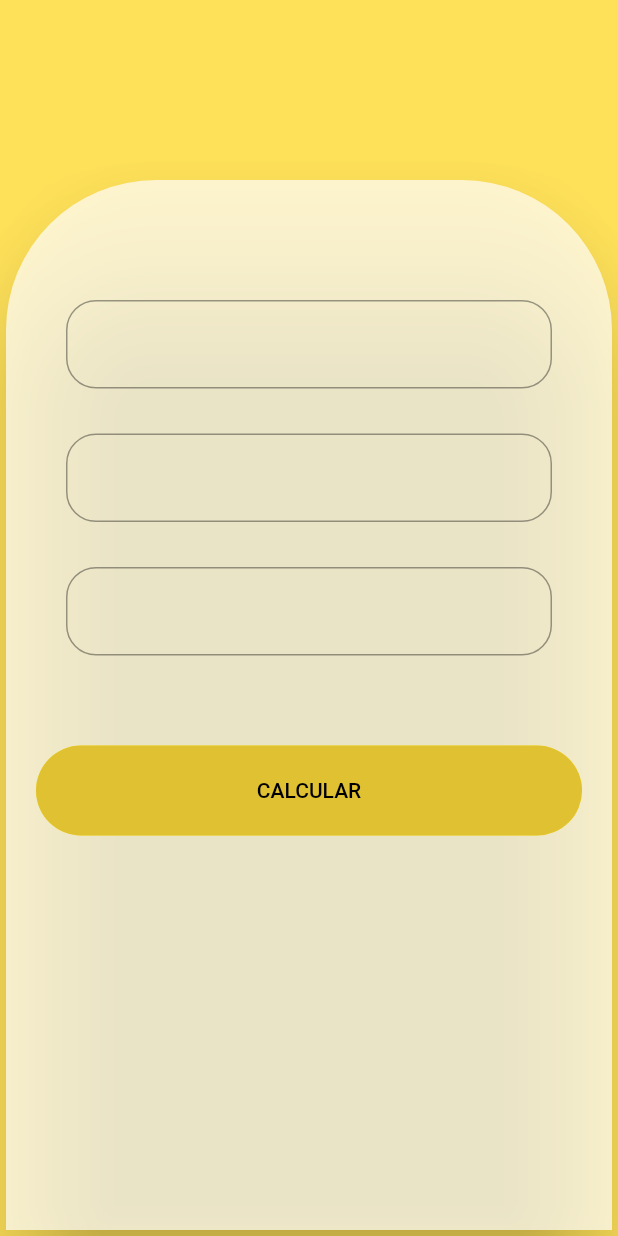
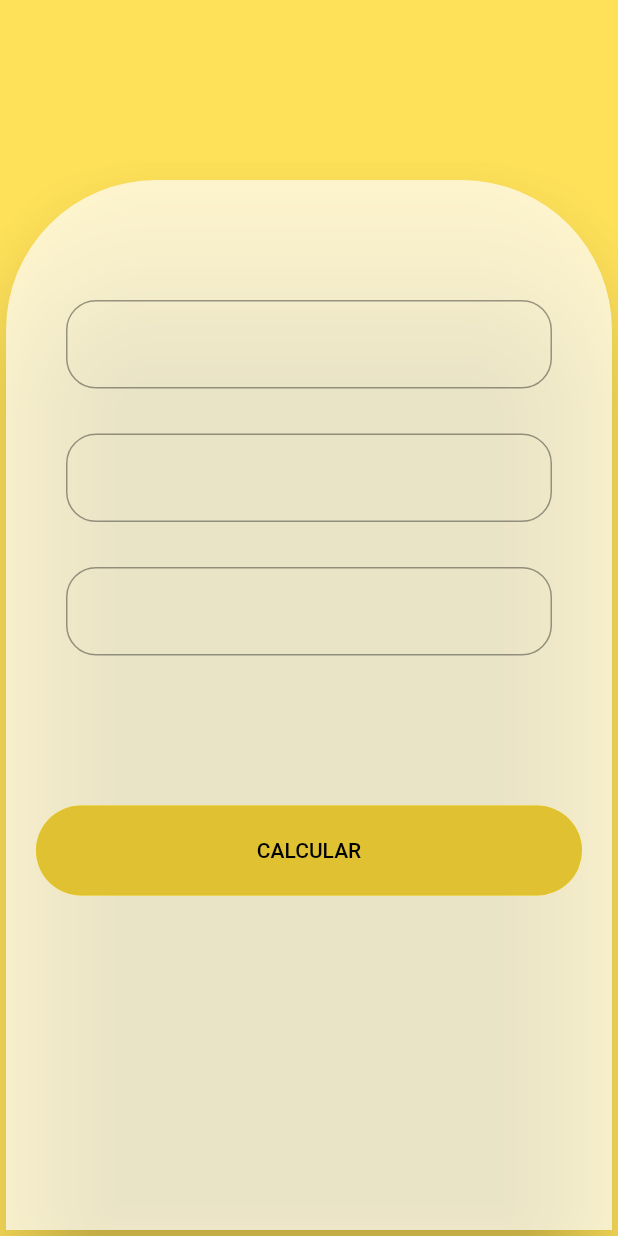
Before and after one commit to luisGust4vo/app_conta_bar, a Flutter app: the screen it shows after launch, on a phone screen of 412 x 824 dp. Run offline on Flutter 3.47's test engine with Material 2 defaults, Android fonts, the phone set to English and light mode, and no system bars; missing offline and left inert: dart:ffi; statements that could not run were skipped.

Commit message:
Correções nos inputs

```diff
--- a/lib/main.dart
+++ b/lib/main.dart
@@ -123,11 +123,11 @@ class _HomePageState extends State<HomePage> {
                               ),
                             ),
                             Padding(
-                              padding: EdgeInsets.only(top: 40, bottom: 10),
+                              padding: EdgeInsets.only(top: 80),
                               child: Row(
                                 children: <Widget>[
                                   Expanded(
-                                      child: _button()
+                                      child: _button(),
                                   ),
                                 ],
                               ),
--- a/lib/widgets/input_with_label.dart
+++ b/lib/widgets/input_with_label.dart
@@ -24,7 +24,7 @@ class InputWithLabel extends StatelessWidget {
         contentPadding: EdgeInsets.only(bottom: 40, left: 30),
         labelStyle: TextStyle(
           fontFamily: "Poppins",
-          fontSize: 20,
+          fontSize: 15,
           color: Colors.black,
         ),
         focusedBorder: OutlineInputBorder(
```
